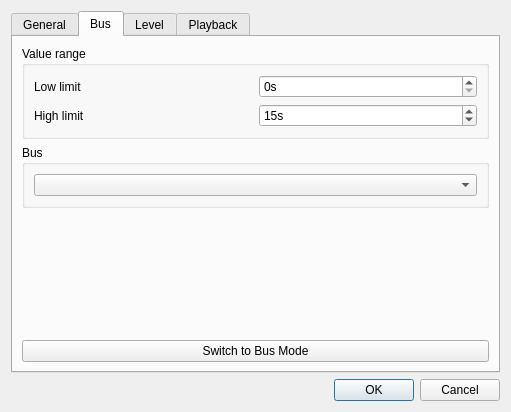
This is trunk/ui/src/vcsliderproperties.ui in Bondzio/qlc as Qt 5 draws it before an edit. The edited form follows.
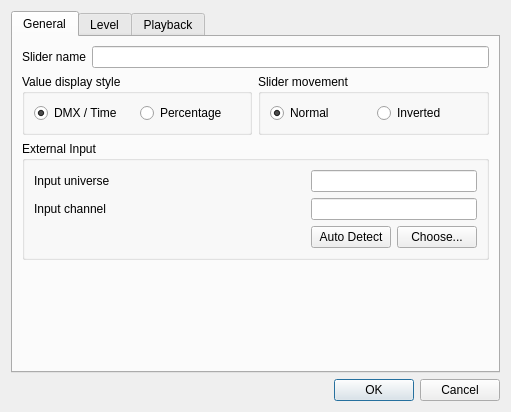
This is the edited form. The open tabs and pages were chosen to show the change. Icons and pictures are not drawn.

Patch:
```diff
--- a/trunk/ui/src/vcsliderproperties.ui
+++ b/trunk/ui/src/vcsliderproperties.ui
@@ -197,115 +197,6 @@
        </item>
       </layout>
      </widget>
-     <widget class="QWidget" name="Bus">
-      <attribute name="title">
-       <string>Bus</string>
-      </attribute>
-      <layout class="QVBoxLayout">
-       <item>
-        <widget class="QGroupBox" name="m_busValueRangeGroup">
-         <property name="title">
-          <string>Value range</string>
-         </property>
-         <layout class="QGridLayout">
-          <item row="0" column="0">
-           <widget class="QLabel" name="m_busLowLimitLabel">
-            <property name="text">
-             <string>Low limit</string>
-            </property>
-           </widget>
-          </item>
-          <item row="0" column="1">
-           <widget class="QSpinBox" name="m_busLowLimitSpin">
-            <property name="sizePolicy">
-             <sizepolicy hsizetype="Minimum" vsizetype="Fixed">
-              <horstretch>0</horstretch>
-              <verstretch>0</verstretch>
-             </sizepolicy>
-            </property>
-            <property name="toolTip">
-             <string>The lowest value that can be set with this slider for a bus</string>
-            </property>
-            <property name="suffix">
-             <string>s</string>
-            </property>
-            <property name="maximum">
-             <number>998</number>
-            </property>
-           </widget>
-          </item>
-          <item row="1" column="0">
-           <widget class="QLabel" name="m_busHighLimitLabel">
-            <property name="text">
-             <string>High limit</string>
-            </property>
-           </widget>
-          </item>
-          <item row="1" column="1">
-           <widget class="QSpinBox" name="m_busHighLimitSpin">
-            <property name="toolTip">
-             <string>The highest value that can be set with this slider for a bus</string>
-            </property>
-            <property name="suffix">
-             <string>s</string>
-            </property>
-            <property name="minimum">
-             <number>1</number>
-            </property>
-            <property name="maximum">
-             <number>999</number>
-            </property>
-            <property name="value">
-             <number>15</number>
-            </property>
-           </widget>
-          </item>
-         </layout>
-        </widget>
-       </item>
-       <item>
-        <widget class="QGroupBox" name="m_busGroup">
-         <property name="sizePolicy">
-          <sizepolicy hsizetype="Preferred" vsizetype="Maximum">
-           <horstretch>0</horstretch>
-           <verstretch>0</verstretch>
-          </sizepolicy>
-         </property>
-         <property name="title">
-          <string>Bus</string>
-         </property>
-         <layout class="QVBoxLayout">
-          <item>
-           <widget class="QComboBox" name="m_busCombo"/>
-          </item>
-         </layout>
-        </widget>
-       </item>
-       <item>
-        <spacer name="m_busSpacer">
-         <property name="orientation">
-          <enum>Qt::Vertical</enum>
-         </property>
-         <property name="sizeHint" stdset="0">
-          <size>
-           <width>418</width>
-           <height>0</height>
-          </size>
-         </property>
-        </spacer>
-       </item>
-       <item>
-        <widget class="QPushButton" name="m_switchToBusModeButton">
-         <property name="toolTip">
-          <string>Make the slider control a bus</string>
-         </property>
-         <property name="text">
-          <string>Switch to Bus Mode</string>
-         </property>
-        </widget>
-       </item>
-      </layout>
-     </widget>
      <widget class="QWidget" name="Level">
       <attribute name="title">
        <string>Level</string>
```
